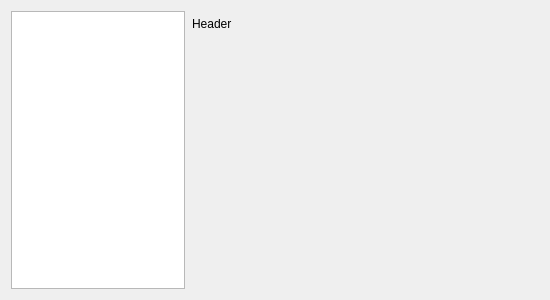
The window that src/preferences/src/ui/tree_form.ui (navrocky/urtconnector) describes before a commit, drawn with Qt 5.
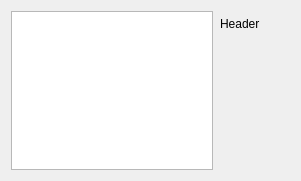
The same window after the commit.

What changed in the file:
```diff
--- a/src/preferences/src/ui/tree_form.ui
+++ b/src/preferences/src/ui/tree_form.ui
@@ -6,19 +6,22 @@
    <rect>
     <x>0</x>
     <y>0</y>
-    <width>550</width>
-    <height>300</height>
+    <width>301</width>
+    <height>181</height>
    </rect>
   </property>
   <property name="windowTitle">
    <string>Form</string>
   </property>
   <layout class="QHBoxLayout" name="horizontalLayout_2">
+   <property name="sizeConstraint">
+    <enum>QLayout::SetMinimumSize</enum>
+   </property>
    <item>
     <widget class="QTreeWidget" name="items">
      <property name="sizePolicy">
       <sizepolicy hsizetype="Maximum" vsizetype="Expanding">
-       <horstretch>1</horstretch>
+       <horstretch>0</horstretch>
        <verstretch>0</verstretch>
       </sizepolicy>
      </property>
@@ -48,7 +51,7 @@
     <widget class="QWidget" name="widget" native="true">
      <property name="sizePolicy">
       <sizepolicy hsizetype="Expanding" vsizetype="Preferred">
-       <horstretch>2</horstretch>
+       <horstretch>0</horstretch>
        <verstretch>0</verstretch>
       </sizepolicy>
      </property>
@@ -62,6 +65,9 @@
       <property name="spacing">
        <number>5</number>
       </property>
+      <property name="sizeConstraint">
+       <enum>QLayout::SetMinimumSize</enum>
+      </property>
       <property name="margin">
        <number>1</number>
       </property>
```
Left out of the diff: 6 changed lines with no effect on the pictures.
